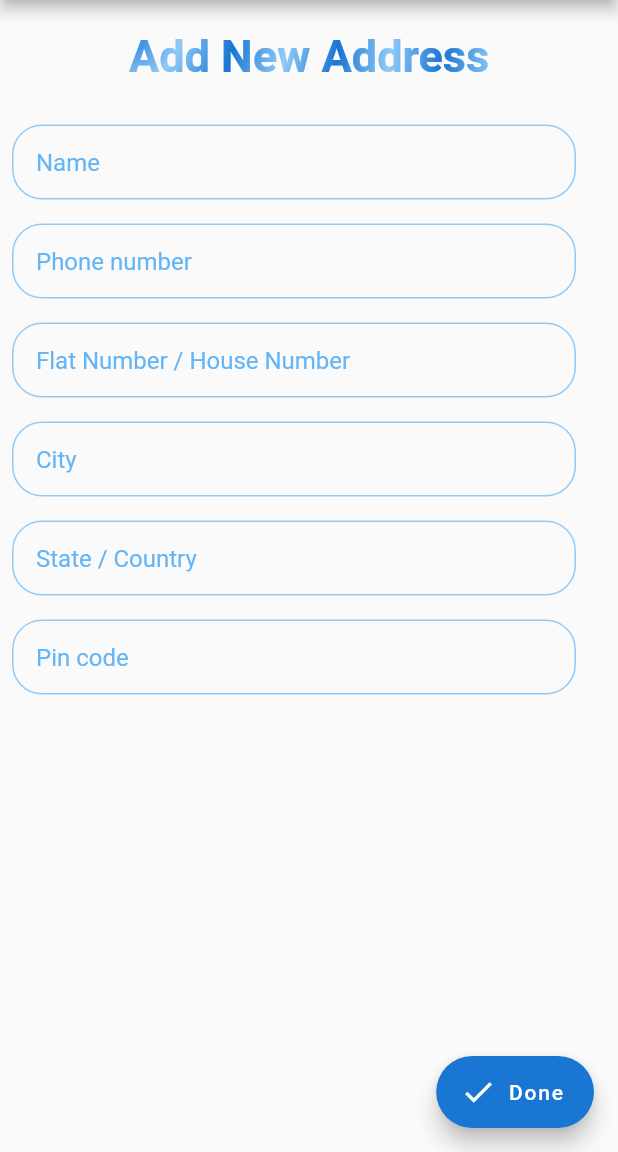
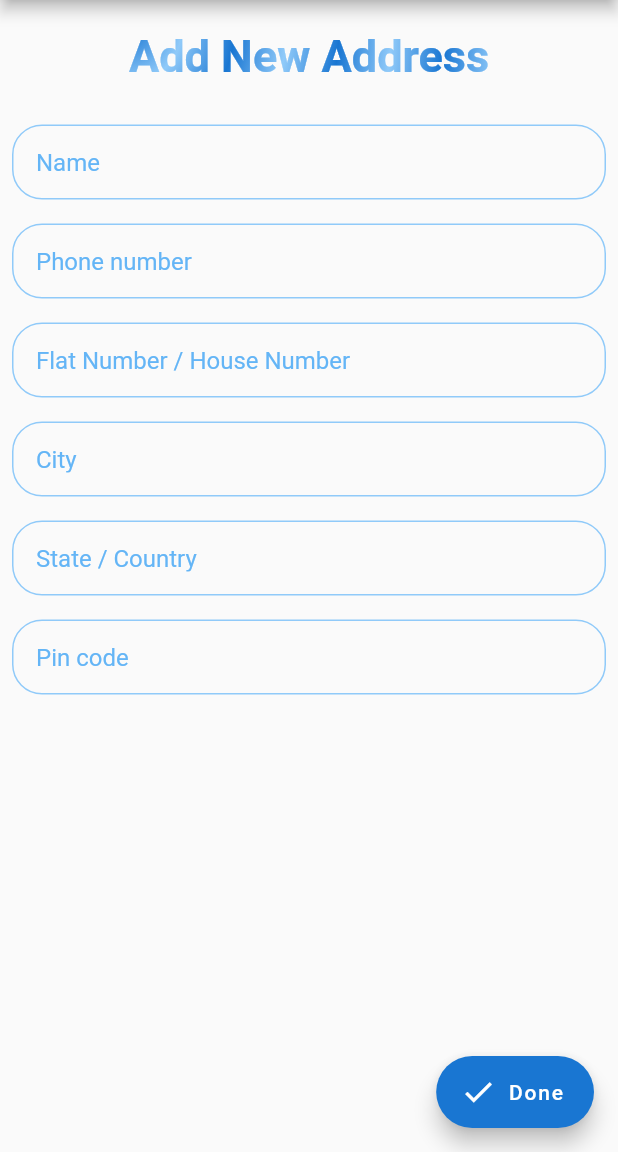
Before and after one commit to MajedHoussen98/E_Commerce_App, a Flutter app: the AddAddress screen opened directly, on a phone screen of 412 x 824 dp, the part 84-1236 px from its top. Run offline on Flutter 3.47's test engine with Material 2 defaults, Android fonts, the phone set to English and light mode, and no system bars; our stand-ins replace cloud_firestore, firebase_auth, firebase_storage, fluttertoast, image_picker, shared_preferences; accounts and stored records are empty; statements that could not run were skipped.

Commit message:
New Version...

```diff
--- a/lib/Address/addAddress.dart
+++ b/lib/Address/addAddress.dart
@@ -131,7 +131,6 @@ class MyTextField extends StatelessWidget {
     return Padding(
       padding: EdgeInsets.all(8),
       child: Container(
-        margin: EdgeInsets.only(right: 20),
         padding: EdgeInsets.all(15),
         width: MediaQuery.of(context).size.width * 1,
         height: 50,
```
